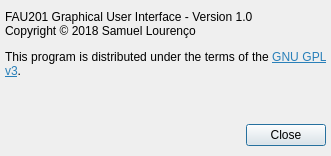
Qt form src/about.ui (bloguetronica/fau201-gui) before a commit.
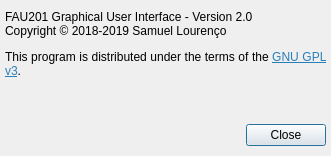
The same form after that commit. Icons and pictures are not drawn.

The edit to the form file:
```diff
--- a/src/about.ui
+++ b/src/about.ui
@@ -65,7 +65,7 @@
     </rect>
    </property>
    <property name="text">
-    <string>&lt;html&gt;&lt;head/&gt;&lt;body&gt;&lt;p&gt;FAU201 Graphical User Interface - Version 1.0&lt;br/&gt;Copyright © 2018 Samuel Lourenço&lt;/p&gt;&lt;p&gt;This program is distributed under the terms of the &lt;a href=&quot;http://www.gnu.org/licenses/gpl-3.0-standalone.html&quot;&gt;&lt;span style=&quot; text-decoration: underline; color:#2980b9;&quot;&gt;GNU GPL v3&lt;/span&gt;&lt;/a&gt;.&lt;/p&gt;&lt;/body&gt;&lt;/html&gt;</string>
+    <string>&lt;html&gt;&lt;head/&gt;&lt;body&gt;&lt;p&gt;FAU201 Graphical User Interface - Version 2.0&lt;br/&gt;Copyright © 2018-2019 Samuel Lourenço&lt;/p&gt;&lt;p&gt;This program is distributed under the terms of the &lt;a href=&quot;http://www.gnu.org/licenses/gpl-3.0-standalone.html&quot;&gt;&lt;span style=&quot; text-decoration: underline; color:#2980b9;&quot;&gt;GNU GPL v3&lt;/span&gt;&lt;/a&gt;.&lt;/p&gt;&lt;/body&gt;&lt;/html&gt;</string>
    </property>
    <property name="alignment">
     <set>Qt::AlignJustify|Qt::AlignTop</set>
```
